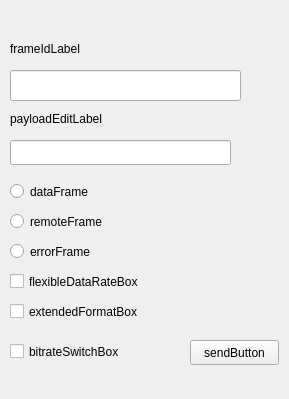
Above: sendframebox.ui from PowerOleg/Qt_can before the change. Below: the same form after it.
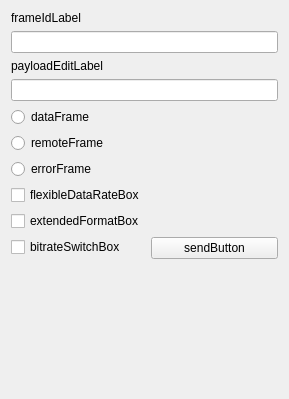
That is the form after the change.

```diff
--- a/sendframebox.ui
+++ b/sendframebox.ui
@@ -13,143 +13,77 @@
   <property name="windowTitle">
    <string>Form</string>
   </property>
-  <widget class="QLineEdit" name="frameIdEdit">
-   <property name="geometry">
-    <rect>
-     <x>10</x>
-     <y>70</y>
-     <width>231</width>
-     <height>31</height>
-    </rect>
-   </property>
-  </widget>
+  <layout class="QFormLayout" name="formLayout">
+   <item row="0" column="0">
   <widget class="QLabel" name="label">
-   <property name="geometry">
-    <rect>
-     <x>10</x>
-     <y>40</y>
-     <width>121</width>
-     <height>17</height>
-    </rect>
-   </property>
    <property name="text">
     <string>frameIdLabel</string>
    </property>
   </widget>
-  <widget class="QLineEdit" name="payloadEdit">
-   <property name="geometry">
-    <rect>
-     <x>10</x>
-     <y>140</y>
-     <width>221</width>
-     <height>25</height>
-    </rect>
-   </property>
-  </widget>
+   </item>
+   <item row="1" column="0" colspan="2">
+    <widget class="QLineEdit" name="frameIdEdit"/>
+   </item>
+   <item row="2" column="0">
   <widget class="QLabel" name="payloadEditLabel">
-   <property name="geometry">
-    <rect>
-     <x>10</x>
-     <y>110</y>
-     <width>121</width>
-     <height>17</height>
-    </rect>
-   </property>
    <property name="text">
     <string>payloadEditLabel</string>
    </property>
   </widget>
+   </item>
+   <item row="3" column="0" colspan="2">
+    <widget class="QLineEdit" name="payloadEdit"/>
+   </item>
+   <item row="4" column="0">
   <widget class="QRadioButton" name="dataFrame">
-   <property name="geometry">
-    <rect>
-     <x>10</x>
-     <y>180</y>
-     <width>112</width>
-     <height>23</height>
-    </rect>
-   </property>
    <property name="text">
     <string>dataFrame</string>
    </property>
   </widget>
-  <widget class="QCheckBox" name="flexibleDataRateBox">
-   <property name="geometry">
-    <rect>
-     <x>10</x>
-     <y>270</y>
-     <width>171</width>
-     <height>23</height>
-    </rect>
-   </property>
-   <property name="text">
-    <string>flexibleDataRateBox</string>
-   </property>
-  </widget>
+   </item>
+   <item row="5" column="0">
   <widget class="QRadioButton" name="remoteFrame">
-   <property name="geometry">
-    <rect>
-     <x>10</x>
-     <y>210</y>
-     <width>121</width>
-     <height>23</height>
-    </rect>
-   </property>
    <property name="text">
     <string>remoteFrame</string>
    </property>
   </widget>
+   </item>
+   <item row="6" column="0">
   <widget class="QRadioButton" name="errorFrame">
-   <property name="geometry">
-    <rect>
-     <x>10</x>
-     <y>240</y>
-     <width>112</width>
-     <height>23</height>
-    </rect>
-   </property>
    <property name="text">
     <string>errorFrame</string>
    </property>
   </widget>
-  <widget class="QPushButton" name="sendButton">
-   <property name="geometry">
-    <rect>
-     <x>190</x>
-     <y>340</y>
-     <width>89</width>
-     <height>25</height>
-    </rect>
-   </property>
+   </item>
+   <item row="7" column="0">
+    <widget class="QCheckBox" name="flexibleDataRateBox">
    <property name="text">
-    <string>sendButton</string>
-   </property>
-  </widget>
+      <string>flexibleDataRateBox</string>
+     </property>
+    </widget>
+   </item>
+   <item row="8" column="0">
   <widget class="QCheckBox" name="extendedFormatBox">
-   <property name="geometry">
-    <rect>
-     <x>10</x>
-     <y>300</y>
-     <width>171</width>
-     <height>23</height>
-    </rect>
-   </property>
    <property name="text">
     <string>extendedFormatBox</string>
    </property>
   </widget>
+   </item>
+   <item row="9" column="0">
   <widget class="QCheckBox" name="bitrateSwitchBox">
-   <property name="geometry">
-    <rect>
-     <x>10</x>
-     <y>340</y>
-     <width>171</width>
-     <height>23</height>
-    </rect>
-   </property>
    <property name="text">
     <string>bitrateSwitchBox</string>
    </property>
   </widget>
+   </item>
+   <item row="9" column="1">
+    <widget class="QPushButton" name="sendButton">
+     <property name="text">
+      <string>sendButton</string>
+     </property>
+    </widget>
+   </item>
+  </layout>
  </widget>
  <resources/>
  <connections/>
```
Lines whose indentation alone changed are shown as unchanged.
